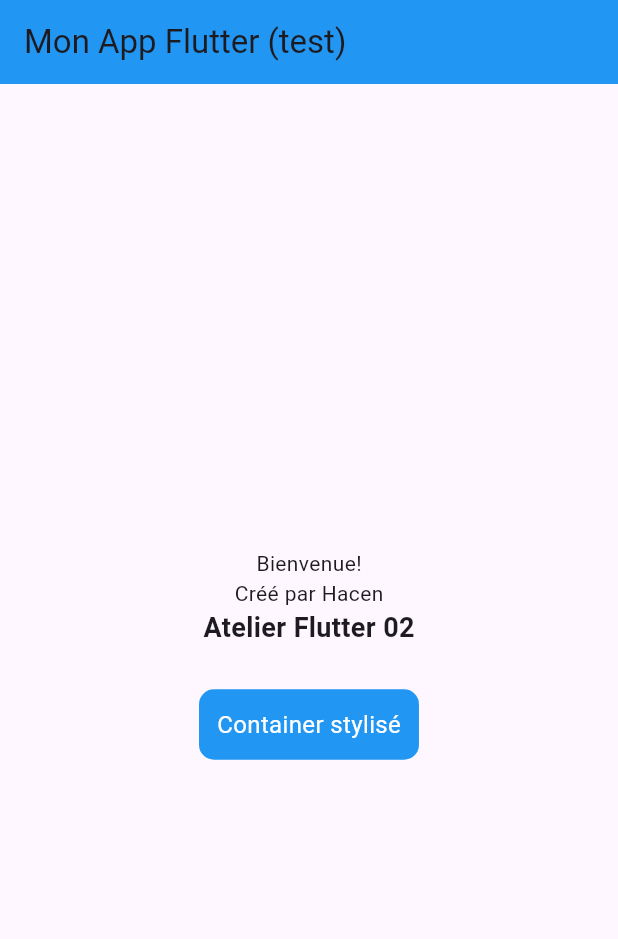
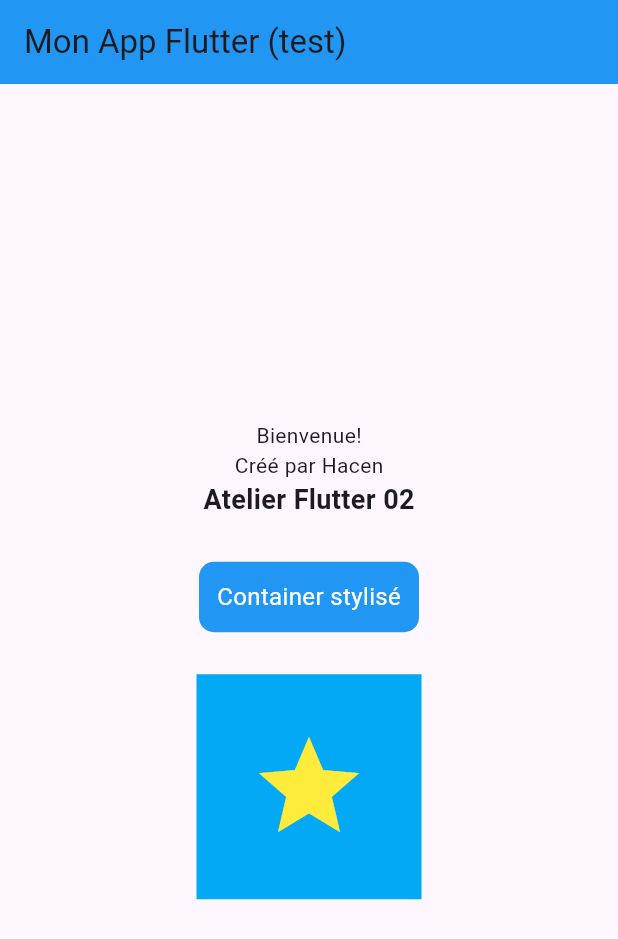
Before and after one commit to hacen19/Flutter_atelier02, a Flutter app: the screen it shows after launch, on a phone screen of 412 x 824 dp. Shown: the top 939 px of the screen. Run offline on Flutter 3.47's test engine with Material 3 defaults, Android fonts, the phone set to English and light mode, and no system bars.

Commit message:
icône étoile

```diff
--- a/lib/main.dart
+++ b/lib/main.dart
@@ -37,6 +37,14 @@
                   style: TextStyle(color: Colors.white, fontSize: 16),
                 ),
               ),
+              const SizedBox(height: 20),
+              Stack(
+                alignment: Alignment.center,
+                children: [
+                  Container(width: 150, height: 150, color: Colors.lightBlue),
+                  const Icon(Icons.star, size: 80, color: Colors.yellow),
+                ],
+              ),
             ],
           ),
         ),
```
